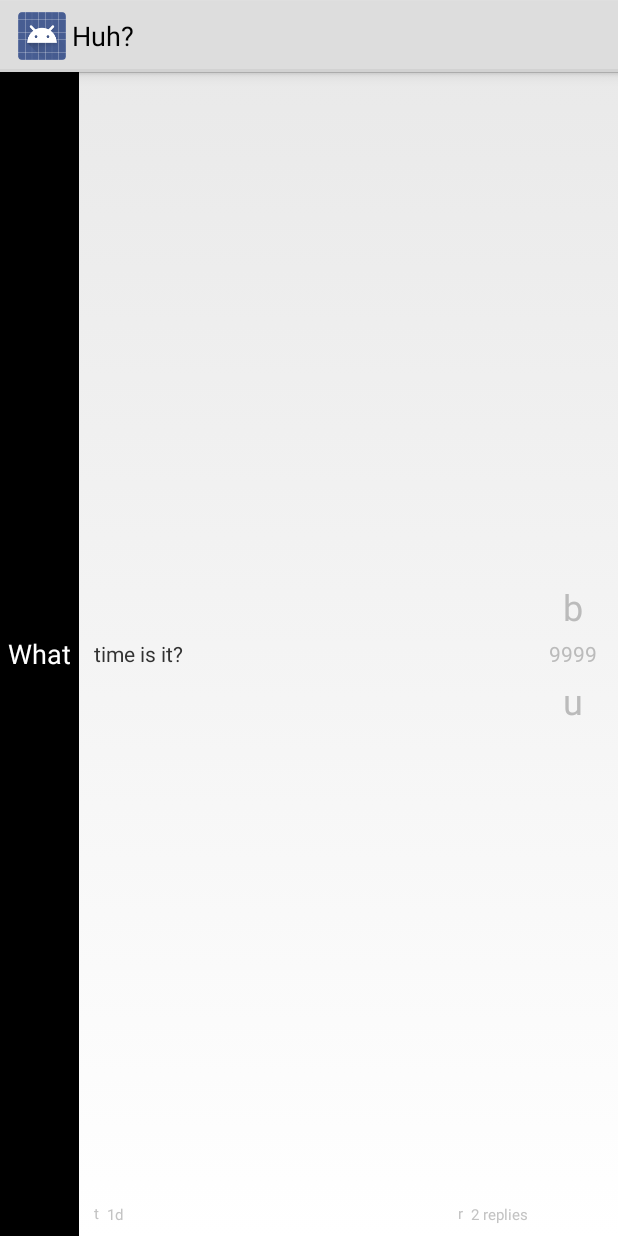
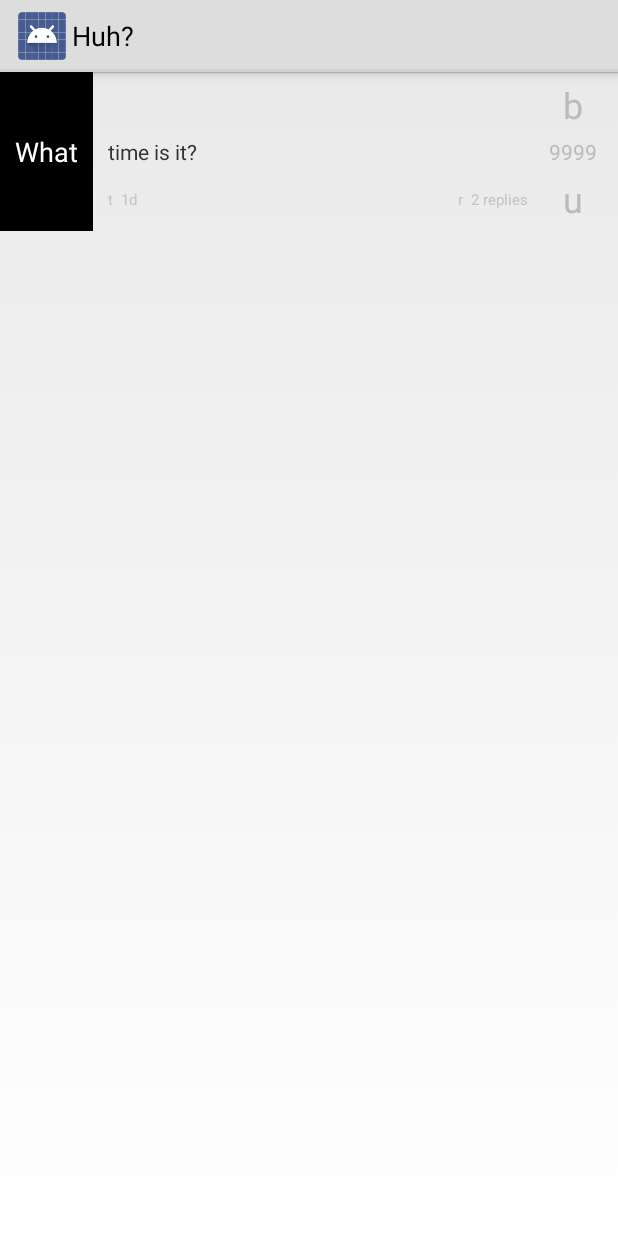
Before and after one commit to igbopie/project-huh-android, an Android app: the layout question_list_item_layout.xml on its own in the app's theme, with its tools: preview values and no code run, on a phone screen of 412 x 824 dp. Run offline under Robolectric (Android 15) with nearby library versions, the light colour scheme and no system bars.

Commit message:
layout fixed

```diff
--- a/app/build.gradle
+++ b/app/build.gradle
@@ -9,7 +9,7 @@ android {
         minSdkVersion 14
         targetSdkVersion 21
         versionCode 1
-        versionName "0.8"
+        versionName "0.9"
     }
     buildTypes {
         release {
--- a/app/src/main/java/com/huhapp/android/CreateQuestionActivity.java
+++ b/app/src/main/java/com/huhapp/android/CreateQuestionActivity.java
@@ -82,7 +82,7 @@ public class CreateQuestionActivity extends ListActivity {
 
             @Override
             public void onTextChanged(CharSequence s, int start, int before, int count) {
-                int charsLeft = MAX_CHARS - count;
+                int charsLeft = MAX_CHARS - s.length();
                 questionTextCounter.setText(charsLeft+"");
 
                 if (charsLeft < 0){
--- a/app/src/main/res/layout/question_list_item_layout.xml
+++ b/app/src/main/res/layout/question_list_item_layout.xml
@@ -4,9 +4,10 @@
     xmlns:android="http://schemas.android.com/apk/res/android"
     xmlns:custom="http://schemas.android.com/apk/res-auto"
       android:layout_width="match_parent"
-      android:layout_height="fill_parent"
+      android:layout_height="wrap_content"
       android:orientation="horizontal"
       android:gravity="center_vertical"
+      android:id="@+id/questionContainer"
     >
     <TextView
         android:layout_width="wrap_content"
@@ -17,17 +18,44 @@
         android:textSize="18sp"
         android:textColor="#fff"
         android:background="#000"
-        android:paddingRight="5dp"
-        android:paddingLeft="5dp"
+        android:paddingRight="10dp"
+        android:paddingLeft="10dp"
         />
 
 
-    <RelativeLayout
+    <LinearLayout
+        android:orientation="vertical"
+        android:id="@+id/middlePartContainer"
         android:layout_width="0dp"
         android:layout_height="wrap_content"
         android:layout_weight="1"
         >
         <TextView
+            android:layout_width="fill_parent"
+            android:layout_height="wrap_content"
+            android:text="---inivisibletext---"
+            android:paddingLeft="10dp"
+            android:paddingRight="0dp"
+            android:gravity="center_vertical"
+            android:textSize="10sp"
+            android:paddingBottom="8dp"
+            android:visibility="invisible"
+            />
+        <TextView
+            android:layout_width="fill_parent"
+            android:layout_height="fill_parent"
+            android:minHeight="50dp"
+            android:id="@+id/qText"
+            android:text="time is it?"
+            android:paddingLeft="10dp"
+            android:paddingRight="0dp"
+            android:gravity="center_vertical"
+            />
+        <RelativeLayout
+            android:layout_width="fill_parent"
+            android:layout_height="wrap_content">
+            <TextView
+                fontPath="fonts/huh-font.ttf"
                 android:layout_width="wrap_content"
                 android:layout_height="wrap_content"
                 android:gravity="center_vertical"
@@ -35,8 +63,6 @@
                 android:paddingLeft="10dp"
                 android:paddingBottom="8dp"
                 android:id="@+id/timeIcon"
-            fontPath="fonts/huh-font.ttf"
-            android:layout_alignParentBottom="true"
                 android:text="t"
                 android:textSize="10sp"
                 />
@@ -50,7 +76,6 @@
                 android:paddingLeft="5dp"
                 android:paddingBottom="7dp"
                 android:layout_toRightOf="@+id/timeIcon"
-            android:layout_alignParentBottom="true"
                 android:textSize="10sp"
                 />
 
@@ -64,13 +89,13 @@
                 android:paddingLeft="5dp"
                 android:paddingBottom="7dp"
                 android:gravity="center_vertical"
-            android:layout_alignParentBottom="true"
                 android:layout_alignParentRight="true"
                 android:textColor="#c3c3c3"
                 android:textSize="10sp"
                 />
 
             <TextView
+                fontPath="fonts/huh-font.ttf"
                 android:layout_width="wrap_content"
                 android:layout_height="wrap_content"
                 android:text="r"
@@ -80,26 +105,10 @@
                 android:paddingBottom="8dp"
                 android:id="@+id/repliesIcon"
                 android:layout_toLeftOf="@+id/repliesText"
-            android:layout_alignParentBottom="true"
-            fontPath="fonts/huh-font.ttf"
                 android:textSize="10sp"
                 />
-
-        <TextView
-            android:layout_width="fill_parent"
-            android:layout_height="fill_parent"
-
-            android:minHeight="50dp"
-            android:id="@+id/qText"
-            android:text="time is it?"
-            android:paddingLeft="10dp"
-            android:paddingRight="0dp"
-            android:gravity="center_vertical"
-            android:layout_marginBottom="20dp"
-            android:layout_marginTop="20dp"
-
-            />
         </RelativeLayout>
+    </LinearLayout>
     <RelativeLayout
         android:id="@+id/voter"
         android:layout_width="60dp"
```
Also changed, not shown: app/src/main/java/com/huhapp/android/util/QuestionViewUtil.java (+30 -1 lines), app/src/main/res/layout/comment_list_item_layout.xml (+23 -19 lines), 1 other file. Lines whose indentation alone changed are shown as unchanged.
